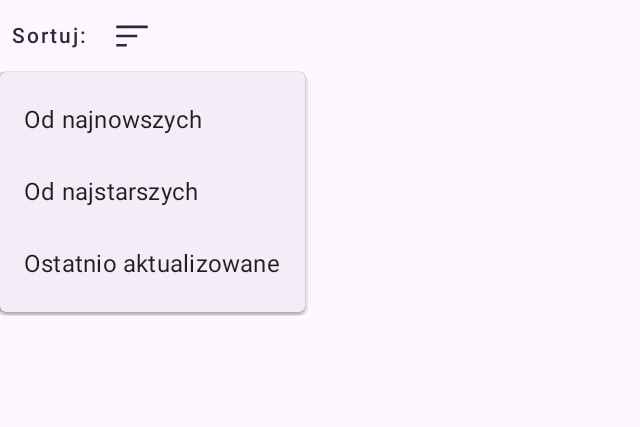
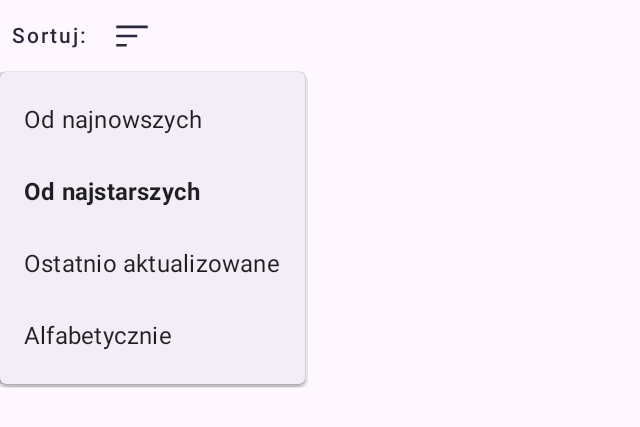
Before and after one commit to agataszary/VSDapp, an Android app built with Jetpack Compose: the composable SortButton shown on its own in the app's theme, after a tap on "Sortuj:", on a phone screen of 824 x 412 dp (held sideways). Shown: the top 427 px of the screen, without its empty margins (0-640 px from the left). Run offline under Robolectric (Android 15) with nearby library versions, the phone set to English and light mode, and no system bars.

Commit message:
alphabetical sorting added

```diff
--- a/app/src/main/java/com/example/vsdapp/compose/SortButton.kt
+++ b/app/src/main/java/com/example/vsdapp/compose/SortButton.kt
@@ -25,6 +25,7 @@ import androidx.compose.ui.res.colorResource
 import androidx.compose.ui.res.dimensionResource
 import androidx.compose.ui.res.painterResource
 import androidx.compose.ui.res.stringResource
+import androidx.compose.ui.text.font.FontWeight
 import androidx.compose.ui.tooling.preview.Preview
 import androidx.compose.ui.unit.dp
 import com.example.vsdapp.R
@@ -33,6 +34,7 @@ import com.example.vsdapp.gallery.SortByCategory
 @Composable
 fun SortButton(
     onSortByClicked: (SortByCategory) -> Unit,
+    sortCategory: SortByCategory,
     modifier: Modifier = Modifier
 ) {
     var expanded by remember { mutableStateOf(false) }
@@ -66,19 +68,37 @@ fun SortButton(
                 onSortByClicked(SortByCategory.CREATION_DATE_DESC)
                 expanded = false
             }) {
-                Text(text = stringResource(R.string.sort_by_creation_date_desc))
+                Text(
+                    text = stringResource(R.string.sort_by_creation_date_desc),
+                    fontWeight = if (sortCategory == SortByCategory.CREATION_DATE_DESC) FontWeight.Bold else FontWeight.Normal
+                )
             }
             DropdownMenuItem(onClick = {
                 onSortByClicked(SortByCategory.CREATION_DATE_ASC)
                 expanded = false
             }) {
-                Text(text = stringResource(R.string.sort_by_creation_date_asc))
+                Text(
+                    text = stringResource(R.string.sort_by_creation_date_asc),
+                    fontWeight = if (sortCategory == SortByCategory.CREATION_DATE_ASC) FontWeight.Bold else FontWeight.Normal
+                )
             }
             DropdownMenuItem(onClick = {
                 onSortByClicked(SortByCategory.UPDATE_DATE)
                 expanded = false
             }) {
-                Text(text = stringResource(R.string.sort_by_update_date))
+                Text(
+                    text = stringResource(R.string.sort_by_update_date),
+                    fontWeight = if (sortCategory == SortByCategory.UPDATE_DATE) FontWeight.Bold else FontWeight.Normal
+                )
+            }
+            DropdownMenuItem(onClick = {
+                onSortByClicked(SortByCategory.ALPHABETICAL)
+                expanded = false
+            }) {
+                Text(
+                    text = stringResource(R.string.sort_by_alphabetical),
+                    fontWeight = if (sortCategory == SortByCategory.ALPHABETICAL) FontWeight.Bold else FontWeight.Normal
+                )
             }
         }
     }
@@ -90,6 +110,7 @@ fun SortButton(
 @Composable
 private fun SortButtonPreview() {
     SortButton(
-        onSortByClicked = {}
+        onSortByClicked = {},
+        sortCategory = SortByCategory.UPDATE_DATE
     )
 }
--- a/app/src/main/java/com/example/vsdapp/gallery/SortByCategory.kt
+++ b/app/src/main/java/com/example/vsdapp/gallery/SortByCategory.kt
@@ -1,5 +1,5 @@
 package com.example.vsdapp.gallery
 
 enum class SortByCategory {
-    CREATION_DATE_ASC, CREATION_DATE_DESC, UPDATE_DATE, NONE
+    CREATION_DATE_ASC, CREATION_DATE_DESC, UPDATE_DATE, ALPHABETICAL, NONE
 }
--- a/app/src/main/res/values/strings.xml
+++ b/app/src/main/res/values/strings.xml
@@ -65,4 +65,5 @@
     <string name="sort_by_creation_date_desc">Od najnowszych</string>
     <string name="sort_by_creation_date_asc">Od najstarszych</string>
     <string name="sort_by_update_date">Ostatnio aktualizowane</string>
+    <string name="sort_by_alphabetical">Alfabetycznie</string>
 </resources>
```
Also changed, not shown: app/src/main/java/com/example/vsdapp/gallery/GalleryActivity.kt (+7 -3 lines), app/src/main/java/com/example/vsdapp/gallery/GalleryViewModel.kt (+10 -1 lines), app/src/main/java/com/example/vsdapp/studentsGallery/StudentsGalleryActivity.kt (+7 -3 lines), app/src/main/java/com/example/vsdapp/studentsGallery/StudentsGalleryViewModel.kt (+10 -1 lines).
